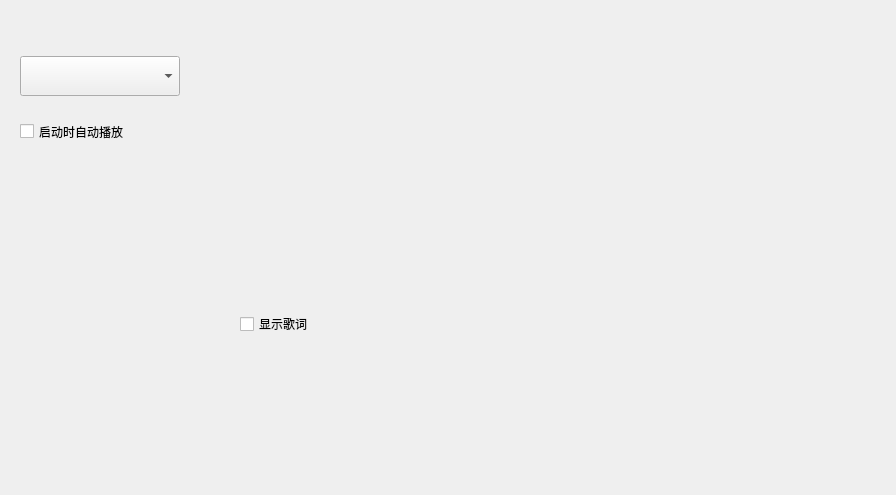
First picture: the form in OnePlayer/src/settingtabwidget.ui, repository whdicu/OnePlayer, before the edit.
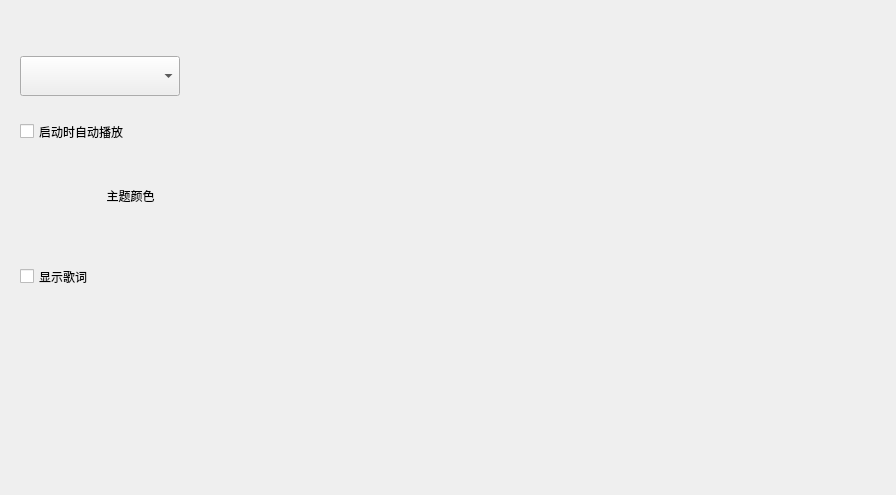
Second picture: the form after the edit.

Commit message: 1.使用OneDer中的Toast 2.DMenu优化 3.增加主题颜色设置 4.增加查看和保存封面图

Diff of the .ui file:
```diff
--- a/OnePlayer/src/settingtabwidget.ui
+++ b/OnePlayer/src/settingtabwidget.ui
@@ -478,10 +478,10 @@
          <widget class="QCheckBox" name="checkBox">
           <property name="geometry">
            <rect>
-            <x>240</x>
-            <y>280</y>
-            <width>71</width>
-            <height>16</height>
+            <x>20</x>
+            <y>220</y>
+            <width>141</width>
+            <height>41</height>
            </rect>
           </property>
           <property name="text">
@@ -501,6 +501,44 @@
            <string>启动时自动播放</string>
           </property>
          </widget>
+         <widget class="QPushButton" name="btn_color">
+          <property name="geometry">
+           <rect>
+            <x>20</x>
+            <y>140</y>
+            <width>40</width>
+            <height>40</height>
+           </rect>
+          </property>
+          <property name="cursor">
+           <cursorShape>PointingHandCursor</cursorShape>
+          </property>
+          <property name="text">
+           <string/>
+          </property>
+          <property name="flat">
+           <bool>true</bool>
+          </property>
+         </widget>
+         <widget class="QPushButton" name="btn_color2">
+          <property name="geometry">
+           <rect>
+            <x>80</x>
+            <y>140</y>
+            <width>101</width>
+            <height>40</height>
+           </rect>
+          </property>
+          <property name="cursor">
+           <cursorShape>PointingHandCursor</cursorShape>
+          </property>
+          <property name="text">
+           <string>主题颜色</string>
+          </property>
+          <property name="flat">
+           <bool>true</bool>
+          </property>
+         </widget>
         </widget>
        </item>
       </layout>
```
Left out of the diff: 9 changed lines with no effect on the pictures. The commit also changes 17 other files.
